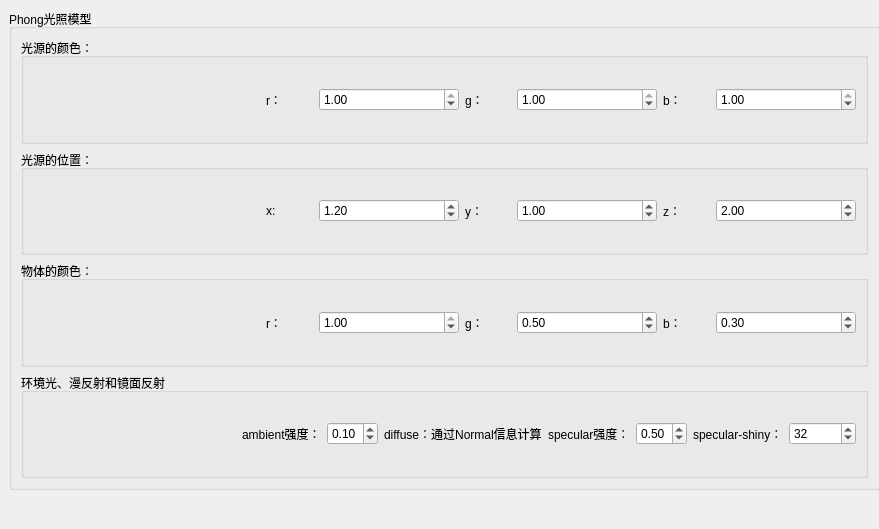
Qt form 02-BaseLighting/02-phong-light/phong_light.ui (WeiMuYang/rendering-tool) before a commit.
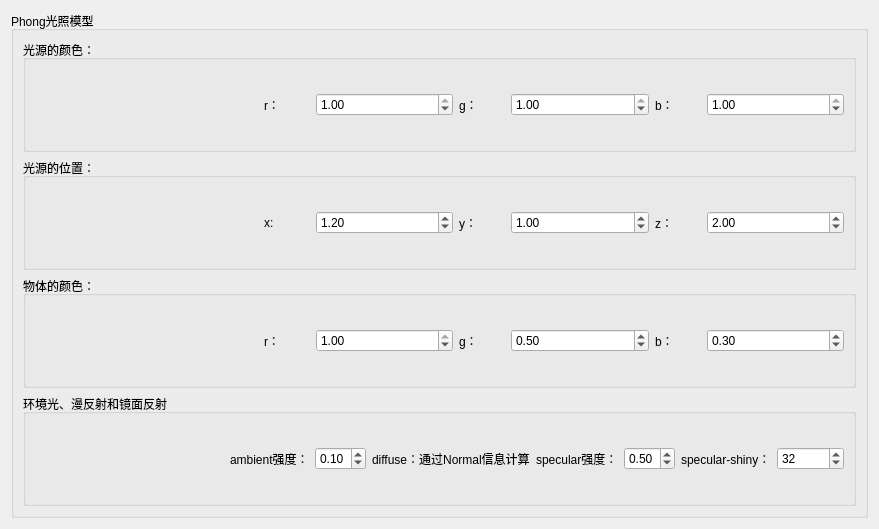
The same form after that commit.

The edit to the form file:
```diff
--- a/02-BaseLighting/02-phong-light/phong_light.ui
+++ b/02-BaseLighting/02-phong-light/phong_light.ui
@@ -13,15 +13,9 @@
   <property name="windowTitle">
    <string>Dialog</string>
   </property>
+  <layout class="QVBoxLayout" name="verticalLayout">
+   <item>
   <widget class="QGroupBox" name="PhongLightBox">
-   <property name="geometry">
-    <rect>
-     <x>9</x>
-     <y>9</y>
-     <width>871</width>
-     <height>481</height>
-    </rect>
-   </property>
    <property name="minimumSize">
     <size>
      <width>0</width>
@@ -431,6 +425,8 @@
     </item>
    </layout>
   </widget>
+   </item>
+  </layout>
  </widget>
  <resources/>
  <connections/>
```
Lines whose indentation alone changed are shown as unchanged.
